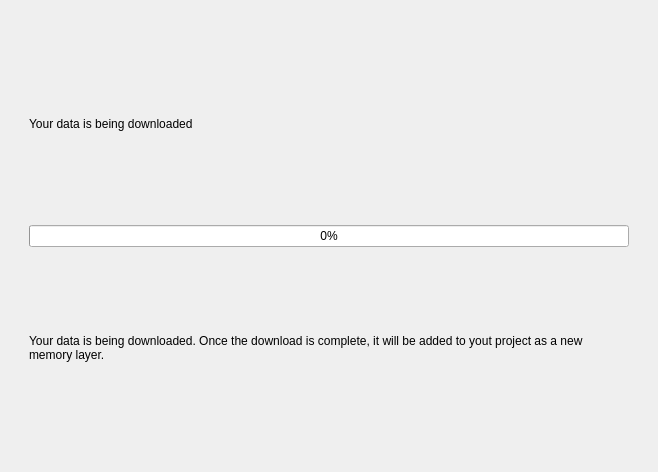
This is cadasta/gui/ui/wizard/step_project_download02.ui in Cadasta/cadasta-qgis-plugin as Qt 5 draws it before an edit. The edited form follows.
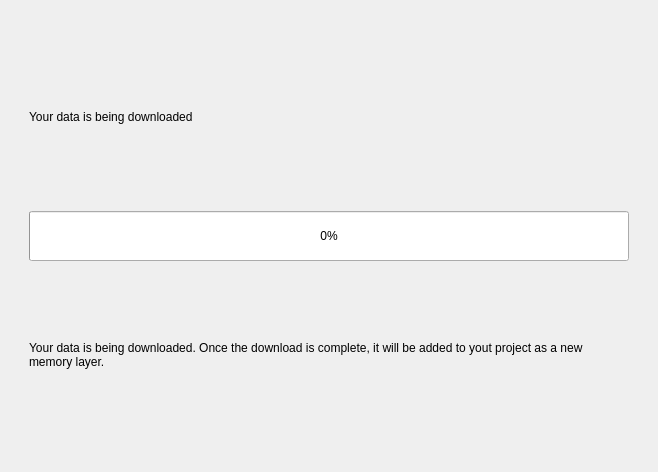
This is the edited form.

Diff of the .ui file:
```diff
--- a/cadasta/gui/ui/wizard/step_project_download02.ui
+++ b/cadasta/gui/ui/wizard/step_project_download02.ui
@@ -52,6 +52,12 @@
         </item>
         <item>
          <widget class="QProgressBar" name="progress_bar">
+          <property name="minimumSize">
+           <size>
+            <width>0</width>
+            <height>50</height>
+           </size>
+          </property>
           <property name="value">
            <number>0</number>
           </property>
```
